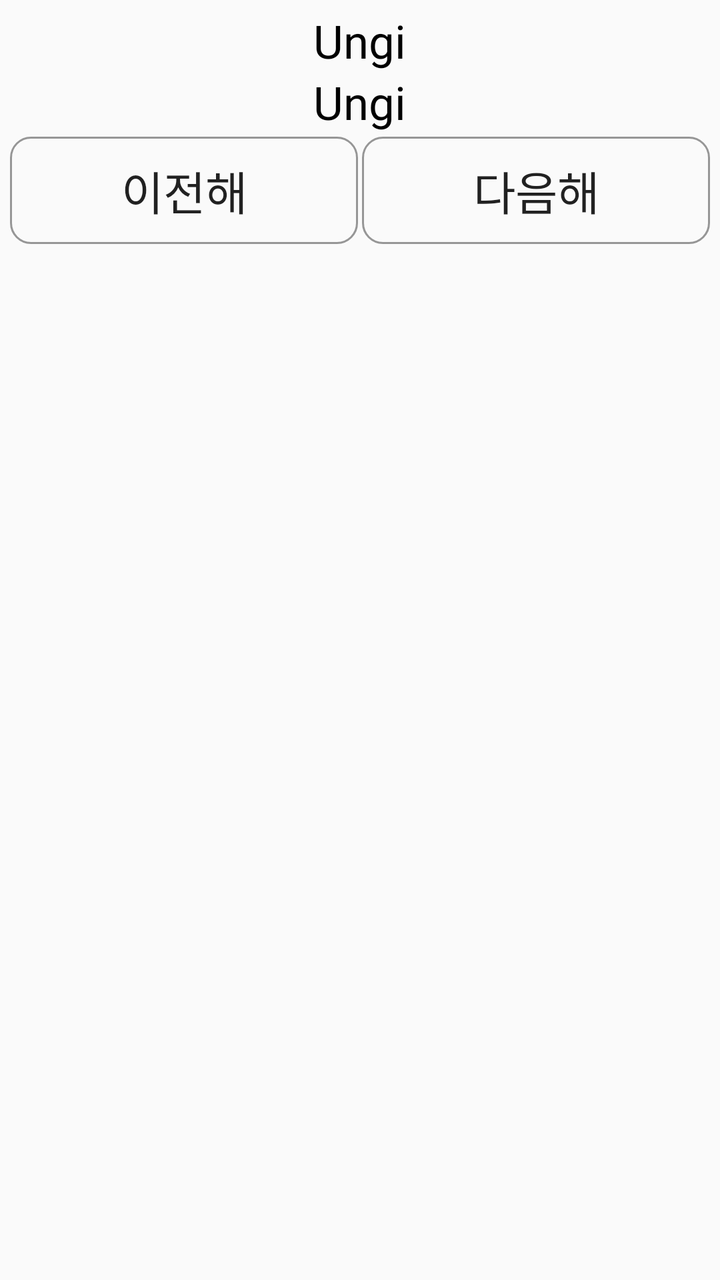
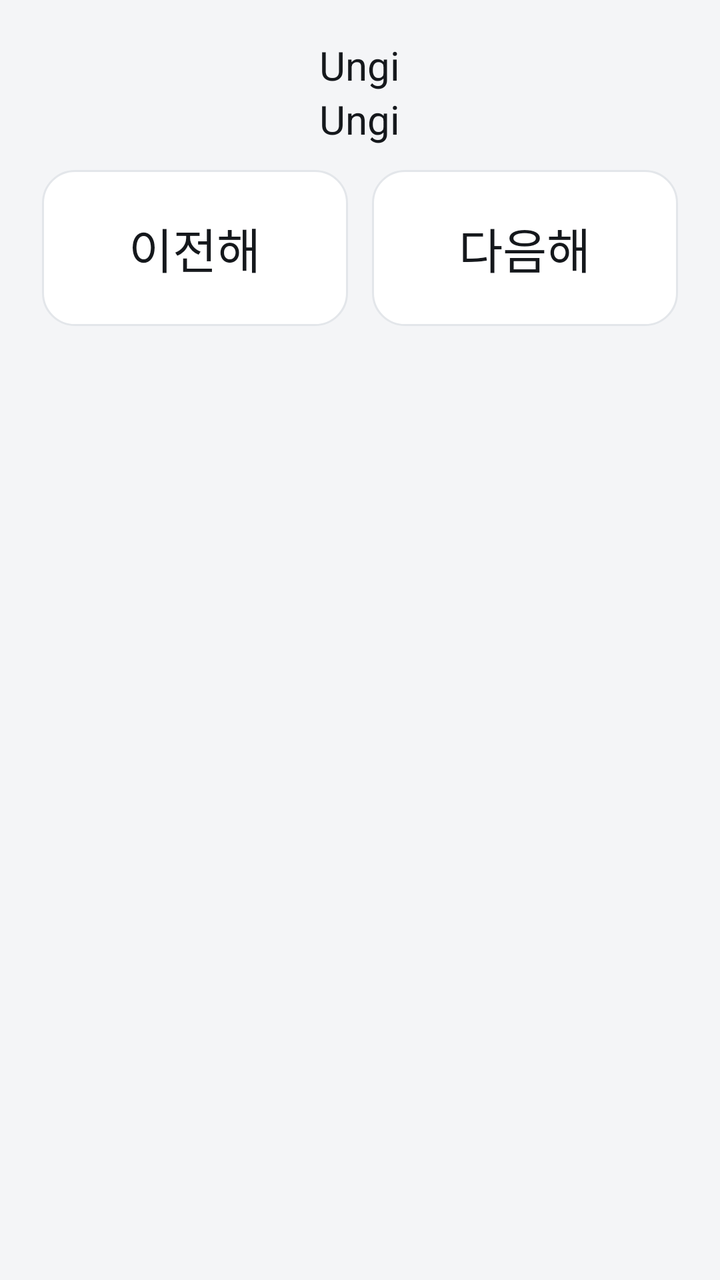

Before-and-after screenshots of an Android layout around one commit, followed by the original layout XML and the change that was made.
<!-- AndroidManifest.xml: application theme AppTheme -->
<!-- res/layout/activity_ungi_year.xml -->
<RelativeLayout xmlns:android="http://schemas.android.com/apk/res/android"
    xmlns:tools="http://schemas.android.com/tools"
    android:layout_width="match_parent"
    android:layout_height="match_parent"
    tools:context=".MainActivity" >

    <ScrollView
        android:layout_width="fill_parent"
        android:layout_height="wrap_content" >

        <LinearLayout
            android:layout_width="match_parent"
            android:layout_height="wrap_content"
            android:orientation="vertical" >

            <TextView
                android:id="@+id/textUngiYearTitle"
                android:layout_width="wrap_content"
                android:layout_height="wrap_content"
                android:layout_gravity="center_horizontal"
                android:text="Ungi"
                android:layout_marginTop="5dp"
                style="@style/myTextView" />

            <TextView
                android:id="@+id/textYear"
                android:layout_width="wrap_content"
                android:layout_height="wrap_content"
                android:layout_gravity="center_horizontal"
                android:text="Ungi"
                style="@style/myTextView" />

            <LinearLayout
                android:id="@+id/linearLayout4"
                android:layout_width="match_parent"
                android:layout_height="wrap_content"
                android:layout_marginTop="2dp"
                android:orientation="horizontal" >

                <Button
                    android:id="@+id/button_lastyear"
                    android:layout_width="wrap_content"
                    android:layout_height="wrap_content"
                    android:layout_marginLeft="5dp"
                    android:layout_marginRight="1dp"
                    android:layout_weight="1"
                    android:background="@drawable/button_test"
                    android:text="이전해"
                    android:textSize="23dp" />

                <Button
                    android:id="@+id/button_nextyear"
                    android:layout_width="wrap_content"
                    android:layout_height="wrap_content"
                    android:layout_marginLeft="1dp"
                    android:layout_marginRight="5dp"
                    android:layout_marginBottom="5dp"
                    android:layout_weight="1"
                    android:background="@drawable/button_test"
                    android:text="다음해"
                    android:textSize="23dp" />
            </LinearLayout>
        </LinearLayout>
    </ScrollView>

</RelativeLayout>
<!-- resources referenced by this layout -->
<resources>
  <!-- drawable button_test (drawable) -->
  <?xml version="1.0" encoding="utf-8"?>
  <selector xmlns:android="http://schemas.android.com/apk/res/android">
    <item android:state_pressed="true" >
      <shape>
        <solid
            android:color="#E2E2E2" />
        <stroke
            android:width="1dp"
            android:color="#969696" />
        <padding
            android:left="10dp"
            android:top="10dp"
            android:right="10dp"
            android:bottom="10dp" />
        <corners android:radius="10dp" />  
      </shape>
    </item>
    <item>
      <shape>
        <solid
            android:startColor="#000000" />
        <stroke
            android:width="1dp"
            android:color="#969696" />
        <padding
            android:left="10dp"
            android:top="10dp"
            android:right="10dp"
            android:bottom="10dp" />
        <corners android:radius="10dp" />  
      </shape>
    </item>
  </selector>
  <style name="myTextView">
          <item name="android:textSize">23dp</item>
          <item name="android:textColor">#000000</item>
      </style>
  <style name="AppTheme" parent="AppBaseTheme">
          
      </style>
  <style name="AppBaseTheme" parent="Theme.AppCompat.Light">
          
      </style>
</resources>

<!-- the commit's change to res/layout/activity_ungi_year.xml (unified diff, before → after) -->
@@ -1,5 +1,8 @@
 <RelativeLayout xmlns:android="http://schemas.android.com/apk/res/android"
     xmlns:tools="http://schemas.android.com/tools"
+    android:paddingLeft="16dp"
+    android:paddingRight="16dp"
+    android:paddingTop="14dp"
     android:layout_width="match_parent"
     android:layout_height="match_parent"
     tools:context=".MainActivity" >
@@ -34,7 +37,7 @@
                 android:id="@+id/linearLayout4"
                 android:layout_width="match_parent"
                 android:layout_height="wrap_content"
-                android:layout_marginTop="2dp"
+                android:layout_marginTop="12dp"
                 android:orientation="horizontal" >
 
                 <Button
@@ -42,23 +45,23 @@
                     android:layout_width="wrap_content"
                     android:layout_height="wrap_content"
                     android:layout_marginLeft="5dp"
-                    android:layout_marginRight="1dp"
+                    android:layout_marginRight="6dp"
                     android:layout_weight="1"
                     android:background="@drawable/button_test"
                     android:text="이전해"
-                    android:textSize="23dp" />
+                    android:textSize="24sp" />
 
                 <Button
                     android:id="@+id/button_nextyear"
                     android:layout_width="wrap_content"
                     android:layout_height="wrap_content"
-                    android:layout_marginLeft="1dp"
+                    android:layout_marginLeft="6dp"
                     android:layout_marginRight="5dp"
                     android:layout_marginBottom="5dp"
                     android:layout_weight="1"
                     android:background="@drawable/button_test"
                     android:text="다음해"
-                    android:textSize="23dp" />
+                    android:textSize="24sp" />
             </LinearLayout>
         </LinearLayout>
     </ScrollView>
<!-- resource entries referenced after the edit -->
@@ -3,46 +3,67 @@
   <!-- drawable button_test (drawable) -->
   <?xml version="1.0" encoding="utf-8"?>
   <selector xmlns:android="http://schemas.android.com/apk/res/android">
-    <item android:state_pressed="true" >
-      <shape>
-        <solid
-            android:color="#E2E2E2" />
-        <stroke
-            android:width="1dp"
-            android:color="#969696" />
-        <padding
-            android:left="10dp"
-            android:top="10dp"
-            android:right="10dp"
-            android:bottom="10dp" />
-        <corners android:radius="10dp" />  
-      </shape>
-    </item>
-    <item>
-      <shape>
-        <solid
-            android:startColor="#000000" />
-        <stroke
-            android:width="1dp"
-            android:color="#969696" />
-        <padding
-            android:left="10dp"
-            android:top="10dp"
-            android:right="10dp"
-            android:bottom="10dp" />
-        <corners android:radius="10dp" />  
-      </shape>
-    </item>
+      <item android:state_pressed="true">
+          <shape android:shape="rectangle">
+              <solid android:color="@color/accent_soft" />
+              <stroke
+                  android:width="1dp"
+                  android:color="@color/accent" />
+              <padding
+                  android:left="12dp"
+                  android:top="12dp"
+                  android:right="12dp"
+                  android:bottom="12dp" />
+              <corners android:radius="16dp" />
+          </shape>
+      </item>
+      <item>
+          <shape android:shape="rectangle">
+              <solid android:color="@color/surface" />
+              <stroke
+                  android:width="1dp"
+                  android:color="@color/outline" />
+              <padding
+                  android:left="12dp"
+                  android:top="12dp"
+                  android:right="12dp"
+                  android:bottom="12dp" />
+              <corners android:radius="16dp" />
+          </shape>
+      </item>
   </selector>
   <style name="myTextView">
-          <item name="android:textSize">23dp</item>
-          <item name="android:textColor">#000000</item>
+          <item name="android:textSize">20sp</item>
+          <item name="android:textColor">@color/text_primary</item>
+          <item name="android:lineSpacingMultiplier">1.35</item>
       </style>
   <style name="AppTheme" parent="AppBaseTheme">
+          <item name="colorPrimary">@color/bar</item>
+          <item name="colorPrimaryDark">@color/bar_dark</item>
+          <item name="colorAccent">@color/accent</item>
+          <item name="android:windowBackground">@color/bg</item>
+          <item name="android:buttonStyle">@style/AppButton</item>
+      </style>
+  <color name="accent_soft">#E7F1EC</color>
+  <color name="accent">#1F6E43</color>
+  <color name="surface">#FFFFFF</color>
+  <color name="outline">#E3E6EA</color>
+  <color name="text_primary">#15181C</color>
+  <style name="AppBaseTheme" parent="Theme.MaterialComponents.Light.Bridge">
           
       </style>
-  <style name="AppBaseTheme" parent="Theme.AppCompat.Light">
-          
+  <color name="bar">#14171A</color>
+  <color name="bar_dark">#0B0D0F</color>
+  <color name="bg">#F4F5F7</color>
+  <style name="AppButton" parent="Widget.AppCompat.Button">
+          <item name="android:background">@drawable/button_test</item>
+          <item name="android:textColor">@color/text_primary</item>
+          <item name="android:textSize">24sp</item>
+          <item name="android:fontFamily">sans-serif-medium</item>
+          <item name="android:textAllCaps">false</item>
+          <item name="android:minHeight">78dp</item>
+          <item name="android:stateListAnimator">@null</item>
+          <item name="android:elevation">0dp</item>
       </style>
 </resources>
 
